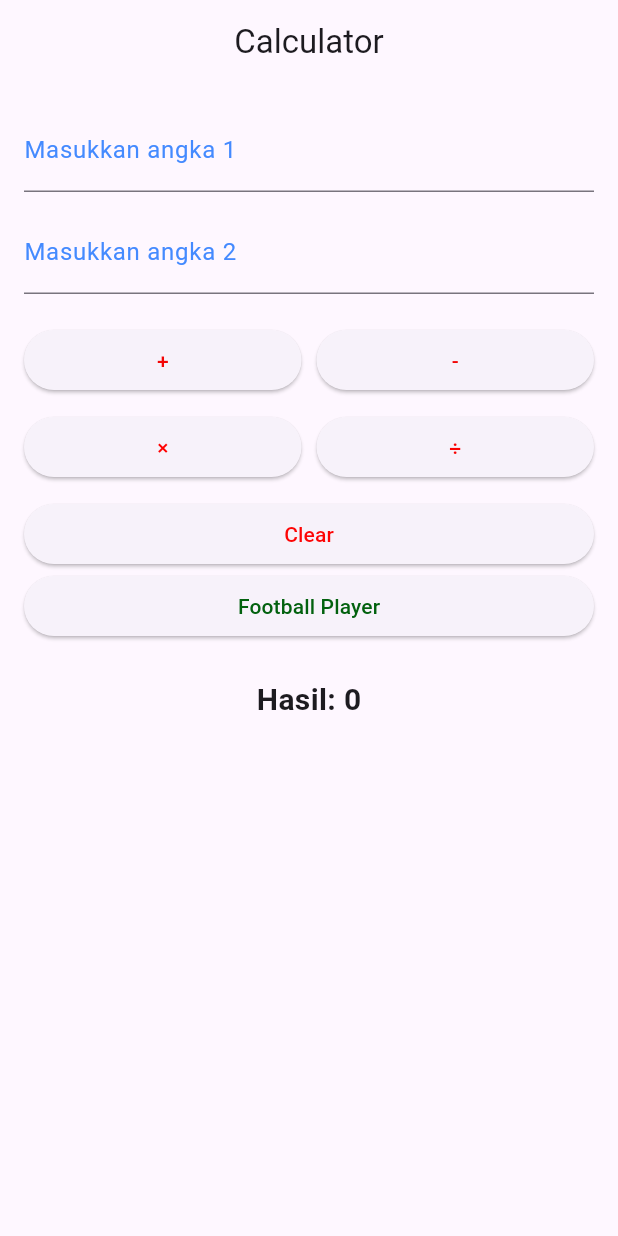
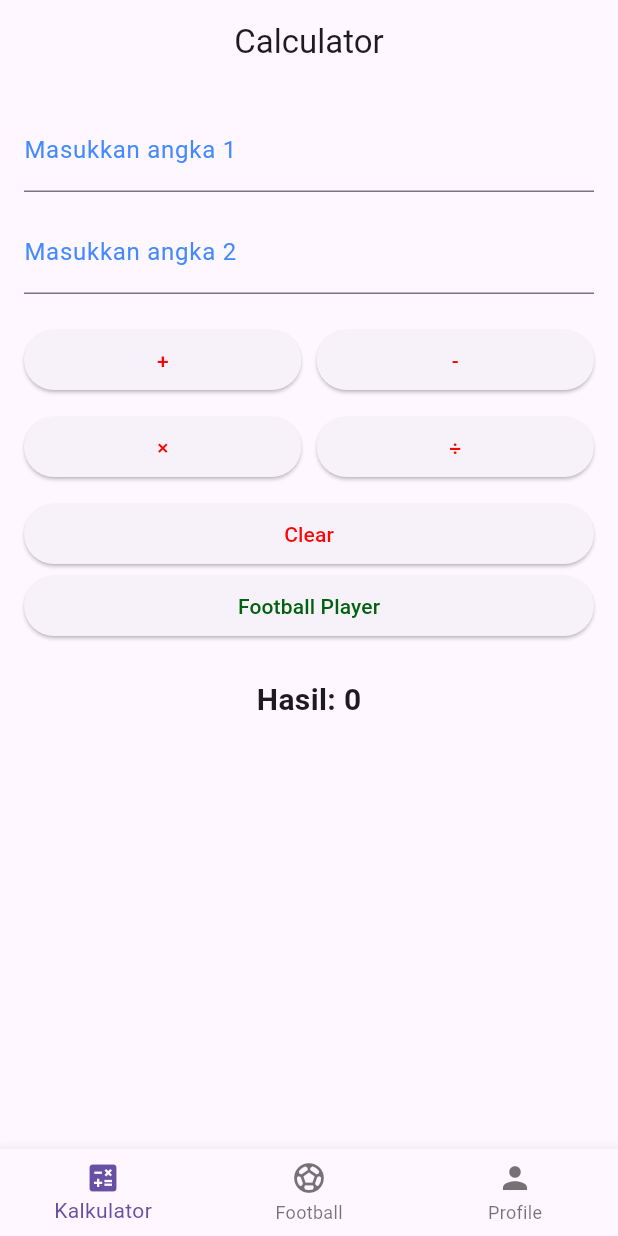
Before and after one commit to Desnianm/new-flutter, a Flutter app: the screen it shows after launch, after a tap on an icon or button, on a phone screen of 412 x 824 dp. Run offline on Flutter 3.47's test engine with Material 3 defaults, Android fonts, the phone set to English and light mode, and no system bars; our stand-ins replace get; network calls fail.

Commit message:
profile dan navbar

```diff
--- /dev/null
+++ b/lib/controllers/bottom_nav_controller.dart
@@ -0,0 +1,9 @@
+import 'package:get/get.dart';
+
+class BottomNavController extends GetxController {
+  var currentIndex = 0.obs; // nilai index aktif (default: tab 0)
+
+  void changePage(int index) {
+    currentIndex.value = index;
+  }
+}
--- a/lib/login_page.dart
+++ b/lib/login_page.dart
@@ -2,7 +2,6 @@ import 'package:flutter/material.dart';
 import 'package:latihan2_11pplg2/register_page.dart';
 import 'package:latihan2_11pplg2/widget/custom_button.dart';
 import 'package:latihan2_11pplg2/widget/custom_textfield.dart';
-import 'register_page.dart';
 
 class LoginPage extends StatefulWidget {
   const LoginPage({super.key});
--- a/lib/main.dart
+++ b/lib/main.dart
@@ -1,22 +1,18 @@
 import 'package:flutter/material.dart';
 import 'package:get/get.dart';
-import 'controllers/football_player_controller.dart';
+import 'routes/pages.dart';
 import 'routes/routes.dart';
-import 'routes/pages.dart';
 
 void main() {
-  Get.put(FootballPlayerController());
-  runApp(const MyApp());
+  runApp(MyApp());
 }
 
 class MyApp extends StatelessWidget {
-  const MyApp({super.key});
-
   @override
   Widget build(BuildContext context) {
     return GetMaterialApp(
       debugShowCheckedModeBanner: false,
-      initialRoute: AppRoutes.calculator,
+      initialRoute: AppRoutes.main, // mulai dari bottom nav
       getPages: AppPages.pages,
     );
   }
--- a/lib/pages/football_page.dart
+++ b/lib/pages/football_page.dart
@@ -4,7 +4,8 @@ import '../controllers/football_player_controller.dart';
 import '../routes/routes.dart';
 
 class FootballPage extends StatelessWidget {
-  final FootballPlayerController controller = Get.find();
+  final FootballPlayerController controller = Get.put(FootballPlayerController());
+
 
   @override
   Widget build(BuildContext context) {
--- /dev/null
+++ b/lib/pages/main_page.dart
@@ -0,0 +1,41 @@
+import 'package:flutter/material.dart';
+import 'package:get/get.dart';
+import '../controllers/bottom_nav_controller.dart';
+import 'kalkulator_pages.dart';
+import 'football_page.dart';
+import 'profile_page.dart';
+
+class MainPage extends StatelessWidget {
+  final BottomNavController controller = Get.put(BottomNavController());
+
+  final List<Widget> pages = [
+    CalculatorPages(),
+    FootballPage(),
+    ProfilePage(),
+  ];
+
+  @override
+  Widget build(BuildContext context) {
+    return Obx(() => Scaffold(
+          body: pages[controller.currentIndex.value], // ganti page sesuai index
+          bottomNavigationBar: BottomNavigationBar(
+            currentIndex: controller.currentIndex.value,
+            onTap: controller.changePage, // ubah tab
+            items: const [
+              BottomNavigationBarItem(
+                icon: Icon(Icons.calculate),
+                label: "Kalkulator",
+              ),
+              BottomNavigationBarItem(
+                icon: Icon(Icons.sports_soccer),
+                label: "Football",
+              ),
+              BottomNavigationBarItem(
+                icon: Icon(Icons.person),
+                label: "Profile",
+              ),
+            ],
+          ),
+        ));
+  }
+}
--- a/lib/routes/pages.dart
+++ b/lib/routes/pages.dart
@@ -1,8 +1,9 @@
 import 'package:get/get.dart';
-import 'package:latihan2_11pplg2/pages/kalkulator_pages.dart';
 import '../pages/kalkulator_pages.dart';
 import '../pages/football_page.dart';
 import '../pages/edit_player.dart';
+import '../pages/profile_page.dart';
+import '../pages/main_page.dart';
 import 'routes.dart';
 
 class AppPages {
@@ -10,5 +11,7 @@ class AppPages {
     GetPage(name: AppRoutes.calculator, page: () => CalculatorPages()),
     GetPage(name: AppRoutes.football, page: () => FootballPage()),
     GetPage(name: AppRoutes.editPlayer, page: () => EditPlayerPage()),
+    GetPage(name: AppRoutes.profile, page: () => ProfilePage()),
+    GetPage(name: AppRoutes.main, page: () => MainPage()),
   ];
 }
--- a/lib/routes/routes.dart
+++ b/lib/routes/routes.dart
@@ -1,5 +1,7 @@
 class AppRoutes {
-  static const String calculator = "/calculatorPage";
-  static const String football = "/footballPage";
-  static const String editPlayer = "/editPlayerPage";
+  static const calculator = '/calculator';
+  static const football = '/football';
+  static const editPlayer = '/editPlayer';
+  static const profile = '/profile';
+  static const main = '/main';
 }
```
Also changed, not shown: lib/pages/profile_page.dart (added, +68 -0 lines), pubspec.yaml (+4 -3 lines), assets/profile.jpeg (added).
